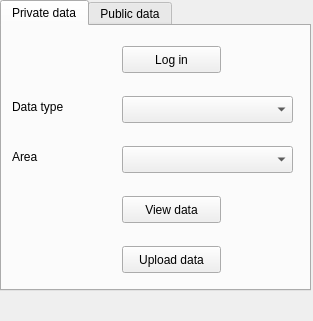
Qt form dockwidget.ui (nens/lizard_qgis_plugin) before a commit.
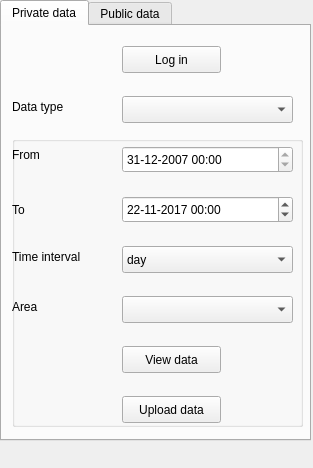
The same form after that commit.

Commit message: Get a raster at a specific point in time (the from time from the GUI).

```diff
--- a/dockwidget.ui
+++ b/dockwidget.ui
@@ -7,7 +7,7 @@
     <x>0</x>
     <y>0</y>
     <width>313</width>
-    <height>321</height>
+    <height>468</height>
    </rect>
   </property>
   <property name="windowTitle">
@@ -20,7 +20,7 @@
       <x>0</x>
       <y>0</y>
       <width>311</width>
-      <height>291</height>
+      <height>441</height>
      </rect>
     </property>
     <property name="currentIndex">
@@ -33,19 +33,6 @@
      <attribute name="title">
       <string>Private data</string>
      </attribute>
-     <widget class="QLabel" name="area_label_private">
-      <property name="geometry">
-       <rect>
-        <x>10</x>
-        <y>120</y>
-        <width>101</width>
-        <height>21</height>
-       </rect>
-      </property>
-      <property name="text">
-       <string>Area</string>
-      </property>
-     </widget>
      <widget class="QPushButton" name="login_button_private">
       <property name="geometry">
        <rect>
@@ -97,43 +84,200 @@
        <bool>false</bool>
       </property>
      </widget>
-     <widget class="QComboBox" name="area_combobox_private">
+     <widget class="QGroupBox" name="groupBox">
       <property name="geometry">
        <rect>
-        <x>120</x>
-        <y>120</y>
-        <width>171</width>
-        <height>27</height>
+        <x>10</x>
+        <y>110</y>
+        <width>291</width>
+        <height>291</height>
        </rect>
       </property>
-      <property name="editable">
-       <bool>false</bool>
+      <property name="title">
+       <string/>
       </property>
-     </widget>
-     <widget class="QPushButton" name="view_data_button_private">
-      <property name="geometry">
-       <rect>
-        <x>120</x>
-        <y>170</y>
-        <width>99</width>
-        <height>27</height>
-       </rect>
-      </property>
-      <property name="text">
-       <string>View data</string>
-      </property>
-      <property name="checkable">
-       <bool>false</bool>
-      </property>
-      <property name="autoDefault">
-       <bool>false</bool>
-      </property>
+      <widget class="QPushButton" name="view_data_button_private">
+       <property name="geometry">
+        <rect>
+         <x>110</x>
+         <y>210</y>
+         <width>99</width>
+         <height>27</height>
+        </rect>
+       </property>
+       <property name="text">
+        <string>View data</string>
+       </property>
+       <property name="checkable">
+        <bool>false</bool>
+       </property>
+       <property name="autoDefault">
+        <bool>false</bool>
+       </property>
+      </widget>
+      <widget class="QComboBox" name="area_combobox_private">
+       <property name="geometry">
+        <rect>
+         <x>110</x>
+         <y>160</y>
+         <width>171</width>
+         <height>27</height>
+        </rect>
+       </property>
+       <property name="editable">
+        <bool>false</bool>
+       </property>
+      </widget>
+      <widget class="QLabel" name="area_label_private">
+       <property name="geometry">
+        <rect>
+         <x>0</x>
+         <y>160</y>
+         <width>101</width>
+         <height>21</height>
+        </rect>
+       </property>
+       <property name="text">
+        <string>Area</string>
+       </property>
+      </widget>
+      <widget class="QLabel" name="time_interval_label">
+       <property name="geometry">
+        <rect>
+         <x>0</x>
+         <y>110</y>
+         <width>101</width>
+         <height>21</height>
+        </rect>
+       </property>
+       <property name="text">
+        <string>Time interval</string>
+       </property>
+      </widget>
+      <widget class="QComboBox" name="time_interval_combobox">
+       <property name="geometry">
+        <rect>
+         <x>110</x>
+         <y>110</y>
+         <width>171</width>
+         <height>27</height>
+        </rect>
+       </property>
+       <item>
+        <property name="text">
+         <string>day</string>
+        </property>
+       </item>
+       <item>
+        <property name="text">
+         <string>hour</string>
+        </property>
+       </item>
+       <item>
+        <property name="text">
+         <string>5min</string>
+        </property>
+       </item>
+      </widget>
+      <widget class="QLabel" name="from_date_label">
+       <property name="geometry">
+        <rect>
+         <x>0</x>
+         <y>10</y>
+         <width>68</width>
+         <height>17</height>
+        </rect>
+       </property>
+       <property name="text">
+        <string>From</string>
+       </property>
+      </widget>
+      <widget class="QLabel" name="to_date_label">
+       <property name="geometry">
+        <rect>
+         <x>0</x>
+         <y>66</y>
+         <width>68</width>
+         <height>16</height>
+        </rect>
+       </property>
+       <property name="text">
+        <string>To</string>
+       </property>
+      </widget>
+      <widget class="QDateTimeEdit" name="from_date_dateTimeEdit">
+       <property name="geometry">
+        <rect>
+         <x>110</x>
+         <y>10</y>
+         <width>171</width>
+         <height>27</height>
+        </rect>
+       </property>
+       <property name="maximumDate">
+        <date>
+         <year>7917</year>
+         <month>11</month>
+         <day>22</day>
+        </date>
+       </property>
+       <property name="minimumDate">
+        <date>
+         <year>2007</year>
+         <month>12</month>
+         <day>31</day>
+        </date>
+       </property>
+       <property name="currentSection">
+        <enum>QDateTimeEdit::DaySection</enum>
+       </property>
+       <property name="displayFormat">
+        <string>dd-MM-yyyy HH:mm</string>
+       </property>
+      </widget>
+      <widget class="QDateTimeEdit" name="to_date_dateTimeEdit">
+       <property name="geometry">
+        <rect>
+         <x>110</x>
+         <y>60</y>
+         <width>171</width>
+         <height>27</height>
+        </rect>
+       </property>
+       <property name="date">
+        <date>
+         <year>2017</year>
+         <month>11</month>
+         <day>22</day>
+        </date>
+       </property>
+       <property name="maximumDate">
+        <date>
+         <year>7917</year>
+         <month>11</month>
+         <day>22</day>
+        </date>
+       </property>
+       <property name="minimumDate">
+        <date>
+         <year>2007</year>
+         <month>12</month>
+         <day>31</day>
+        </date>
+       </property>
+       <property name="currentSection">
+        <enum>QDateTimeEdit::DaySection</enum>
+       </property>
+       <property name="displayFormat">
+        <string>dd-MM-yyyy HH:mm</string>
+       </property>
+      </widget>
      </widget>
      <widget class="QPushButton" name="upload_data_button_private">
       <property name="geometry">
        <rect>
         <x>120</x>
-        <y>220</y>
+        <y>370</y>
         <width>99</width>
         <height>27</height>
        </rect>
```
Left out of the diff: 16 changed lines with no effect on the pictures. The commit also changes 6 other files.
